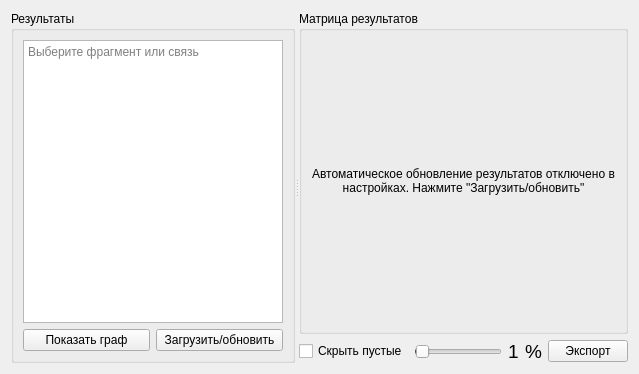
Above: ui/algorithm_result.ui from moevm/nosql1h19-text-graph before the change. Below: the same form after it.
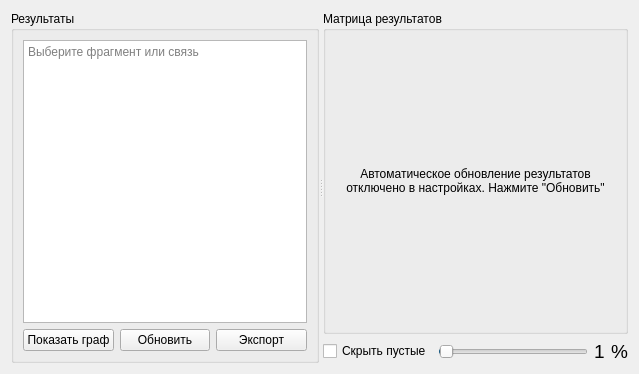
That is the form after the change.

Commit message: Import/export works

```diff
--- a/ui/algorithm_result.ui
+++ b/ui/algorithm_result.ui
@@ -56,7 +56,14 @@
          <item>
           <widget class="QPushButton" name="updateButton">
            <property name="text">
-            <string>Загрузить/обновить</string>
+            <string>Обновить</string>
+           </property>
+          </widget>
+         </item>
+         <item>
+          <widget class="QPushButton" name="exportButton">
+           <property name="text">
+            <string>Экспорт</string>
            </property>
           </widget>
          </item>
@@ -88,7 +95,7 @@
           <item>
            <widget class="QLabel" name="loadLabel">
             <property name="text">
-             <string>Автоматическое обновление результатов отключено в настройках. Нажмите &quot;Загрузить/обновить&quot;</string>
+             <string>Автоматическое обновление результатов отключено в настройках. Нажмите &quot;Обновить&quot;</string>
             </property>
             <property name="alignment">
              <set>Qt::AlignCenter</set>
@@ -163,13 +170,6 @@
            </property>
           </widget>
          </item>
-         <item>
-          <widget class="QPushButton" name="exportButton">
-           <property name="text">
-            <string>Экспорт</string>
-           </property>
-          </widget>
-         </item>
         </layout>
        </item>
       </layout>
```
The commit also changes 4 other files.
